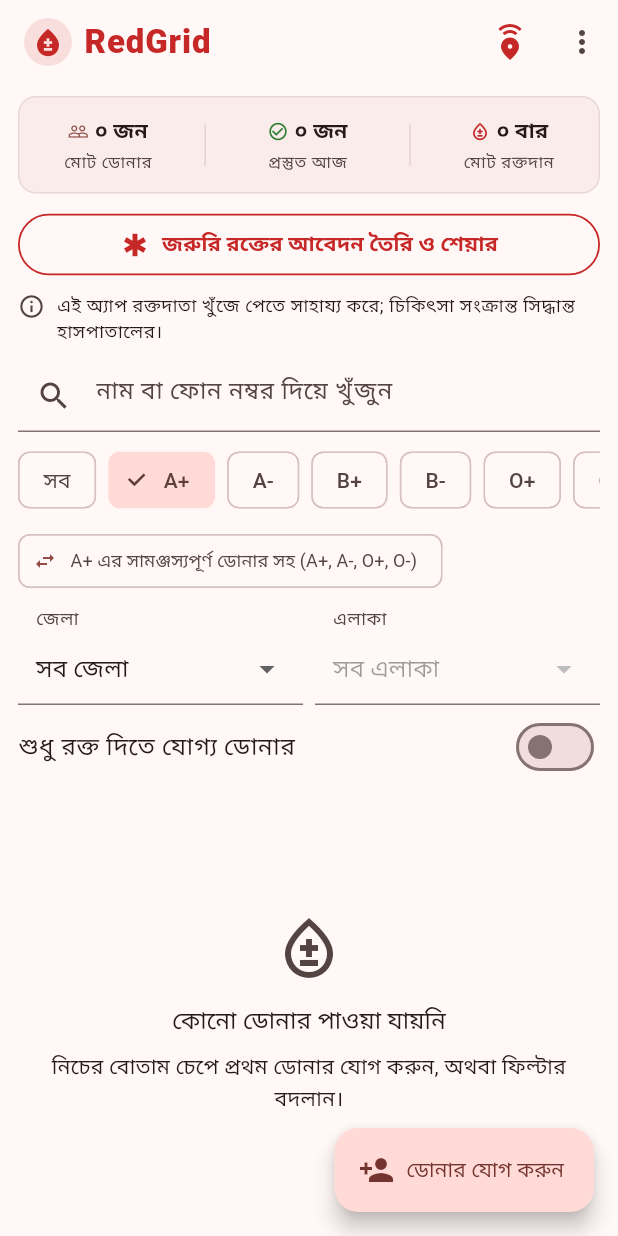
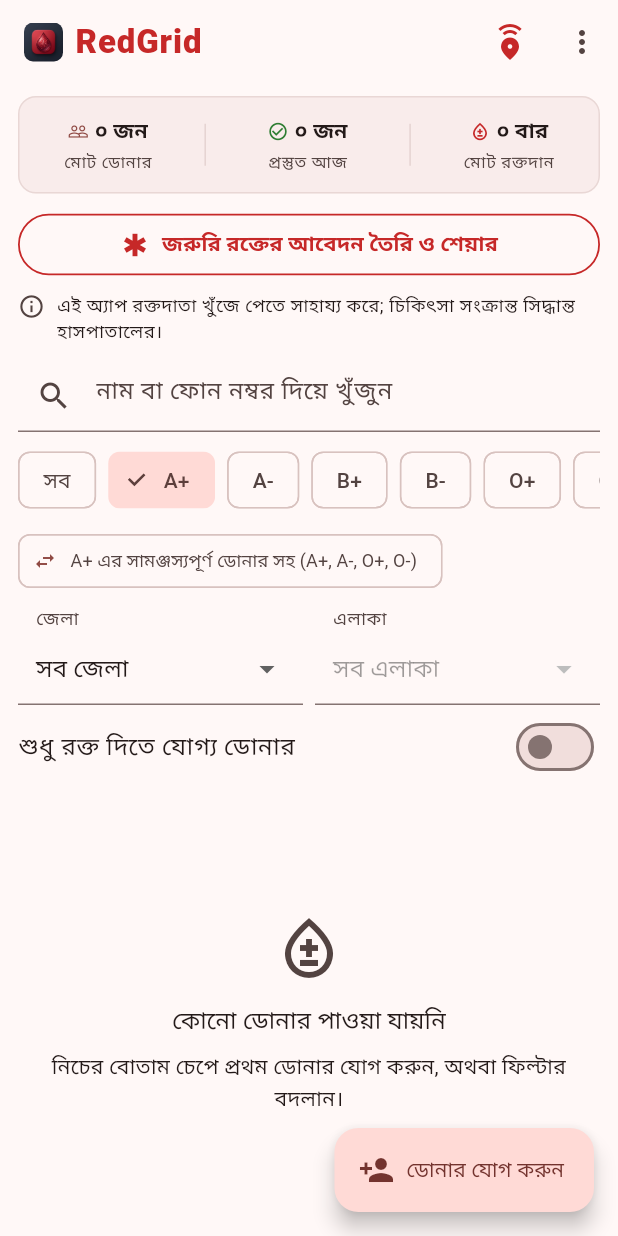
Before and after one commit to HasanCSE-IYI/redgrid, a Flutter app: the screen it shows after launch, after a tap on "A+", on a phone screen of 412 x 824 dp. Run offline on Flutter 3.47's test engine with Material 3 defaults, Android fonts, the phone set to English and light mode, and no system bars; our stand-ins replace file_picker, flutter_riverpod, share_plus, sqflite; accounts and stored records are empty.

Commit message:
feat(branding): add modern crimson RedGrid app icon and launcher icon config

```diff
--- a/lib/ui/home_screen.dart
+++ b/lib/ui/home_screen.dart
@@ -58,13 +58,14 @@
         showAboutDialog(
           context: context,
           applicationName: Strings.appTitle,
-          applicationIcon: Container(
-            padding: const EdgeInsets.all(8),
-            decoration: BoxDecoration(
-              color: kCrimson.withValues(alpha: 0.12),
-              shape: BoxShape.circle,
+          applicationIcon: ClipRRect(
+            borderRadius: BorderRadius.circular(10),
+            child: Image.asset(
+              'assets/icon/app_icon.png',
+              width: 44,
+              height: 44,
+              fit: BoxFit.cover,
             ),
-            child: const Icon(Icons.bloodtype, color: kCrimson, size: 32),
           ),
           children: const [Text(Strings.aboutBody)],
         );
@@ -88,13 +89,14 @@
         title: Row(
           mainAxisSize: MainAxisSize.min,
           children: [
-            Container(
-              padding: const EdgeInsets.all(5),
-              decoration: BoxDecoration(
-                color: kCrimson.withValues(alpha: 0.12),
-                shape: BoxShape.circle,
+            ClipRRect(
+              borderRadius: BorderRadius.circular(6),
+              child: Image.asset(
+                'assets/icon/app_icon.png',
+                width: 26,
+                height: 26,
+                fit: BoxFit.cover,
               ),
-              child: const Icon(Icons.bloodtype, color: kCrimson, size: 22),
             ),
             const SizedBox(width: 8),
             Text(
```
Also changed, not shown: pubspec.yaml (+9 -0 lines), assets/icon/app_icon.jpg (added), assets/icon/app_icon.png (added), assets/icon/app_icon_1024.png (added).
